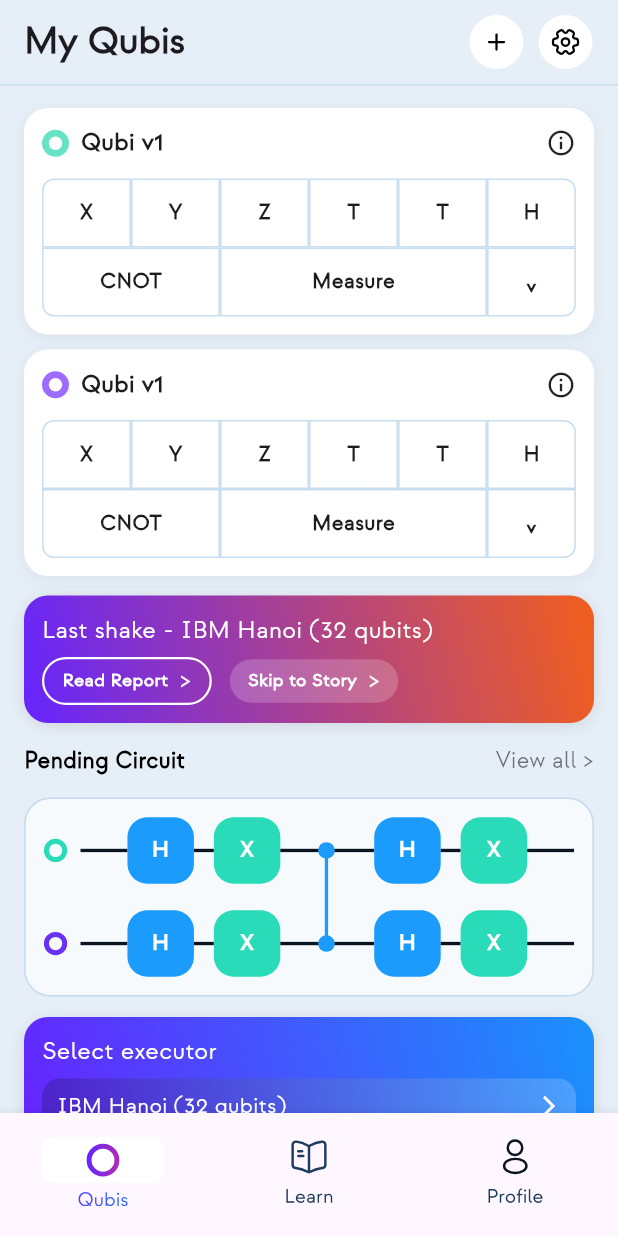
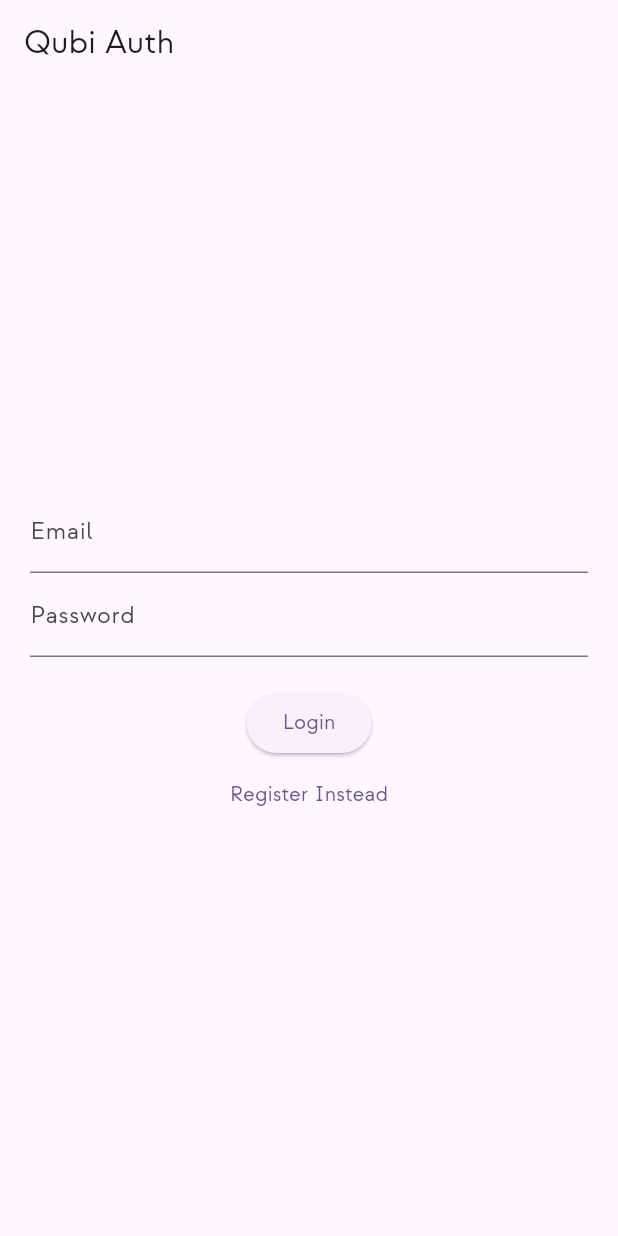
Before and after one commit to Qubi-App-Dev-Team/Qubi-Mobile-App, a Flutter app: the screen it shows after launch, on a phone screen of 412 x 824 dp. Run offline on Flutter 3.47's test engine with Material 3 defaults, Android fonts, the phone set to English and light mode, and no system bars; our stand-ins replace firebase_auth, firebase_core, flutter_svg; accounts and stored records are empty.

Commit message:
working on email/pass logins and fixing environment issues

```diff
--- /dev/null
+++ b/qubi_app/lib/auth.dart
@@ -0,0 +1,23 @@
+import 'package:firebase_auth/firebase_auth.dart';
+
+class Auth {
+  final FirebaseAuth _auth = FirebaseAuth.instance;
+
+  User? get currentUser => _auth.currentUser;
+
+  Stream<User?> get authStateChanges => _auth.authStateChanges();
+
+  Future<void> signInWithEmailAndPassword(
+      String email, String password) async {
+    await _auth.signInWithEmailAndPassword(email: email, password: password);
+  }
+
+  Future<void> createUserWithEmailAndPassword(
+      String email, String password) async {
+    await _auth.createUserWithEmailAndPassword(email: email, password: password);
+  }
+
+  Future<void> signOut() async {
+    await _auth.signOut();
+  }
+}
--- a/qubi_app/lib/main.dart
+++ b/qubi_app/lib/main.dart
@@ -1,7 +1,15 @@
 import 'package:flutter/material.dart';
 import 'components/nav_bar.dart'; // navigation bar
+import 'widget_tree.dart'; // widget tree for auth
+import 'package:firebase_core/firebase_core.dart'; // firebase core
+// import 'firebase_options.dart'; // firebase options
 
-void main() {
+Future<void> main() async {
+  WidgetsFlutterBinding.ensureInitialized();
+  await Firebase.initializeApp();
+  // await Firebase.initializeApp(
+  //   options: DefaultFirebaseOptions.currentPlatform,
+  // );
   runApp(const MyApp());
 }
 
@@ -24,7 +32,7 @@
           bodyMedium: TextStyle(fontFamily: 'Strawford'),
         ),
       ),
-      home: const NavBar(),
+      home: const WidgetTree(),
     );
   }
 }
--- a/qubi_app/lib/pages/home/home.dart
+++ b/qubi_app/lib/pages/home/home.dart
@@ -1,3 +1,5 @@
+import 'package:firebase_auth/firebase_auth.dart';
+import 'package:qubi_app/auth.dart';
 import 'package:flutter/material.dart';
 import 'package:flutter_svg/svg.dart';
 import 'package:qubi_app/pages/home/components/qubi_card.dart';
@@ -8,8 +10,24 @@
 class HomePage extends StatelessWidget {
   const HomePage({super.key});
 
+  Future<void> signOut() async {
+    await Auth().signOut();
+  }
+
+  Widget _userUid(User? user) {
+    return Text(user?.email ?? 'User email');
+  }
+
+  Widget _signOutButton() {
+    return ElevatedButton(
+      onPressed: signOut,
+      child: const Text('Sign out'),
+    );
+  }
+
   @override
   Widget build(BuildContext context) {
+    final User? user = Auth().currentUser;
     return Scaffold(
       backgroundColor: Color(0xFFE6EEF8),
       appBar: AppBar(
@@ -43,10 +61,12 @@
             SizedBox(
               height: 325,
               child: ListView(
-                children: const [
-                  QubiCard(title: "Qubi v1", qubiColor: Color(0xFF66E3C4)),
-                  QubiCard(title: "Qubi v1", qubiColor: Color(0xFF9D6CFF)),
-                  QubiCard(title: "Qubi v1", qubiColor: Colors.blue),
+                children: [
+                  _userUid(user),
+                  _signOutButton(),
+                  const QubiCard(title: "Qubi v1", qubiColor: Color(0xFF66E3C4)),
+                  const QubiCard(title: "Qubi v1", qubiColor: Color(0xFF9D6CFF)),
+                  const QubiCard(title: "Qubi v1", qubiColor: Colors.blue),
                 ],
               ),
             ),
--- /dev/null
+++ b/qubi_app/lib/pages/home/login.dart
@@ -0,0 +1,104 @@
+import 'package:flutter/material.dart';
+import 'package:firebase_auth/firebase_auth.dart';
+import 'package:qubi_app/auth.dart';
+
+class LoginPage extends StatefulWidget {
+  const LoginPage({Key? key}) : super(key: key);
+
+  @override
+  State<LoginPage> createState() => _LoginPageState();
+}
+
+class _LoginPageState extends State<LoginPage> {
+  String? errorMessage = '';
+  bool isLogin = true;
+
+  final TextEditingController _controllerEmail = TextEditingController();
+  final TextEditingController _controllerPassword = TextEditingController();
+
+
+  Future<void> signInWithEmailAndPassword() async {
+    try {
+      await Auth().signInWithEmailAndPassword(
+        _controllerEmail.text,
+        _controllerPassword.text,
+      );
+    } on FirebaseAuthException catch (e) {
+      setState(() {
+        errorMessage = e.message;
+      });
+    }
+  }
+
+  Future<void> createUserWithEmailAndPassword() async {
+    try {
+      await Auth().createUserWithEmailAndPassword(
+        _controllerEmail.text,
+        _controllerPassword.text,
+      );
+    } on FirebaseAuthException catch (e) {
+      setState(() {
+        errorMessage = e.message;
+      });
+    }
+  }
+
+  Widget _title() {
+    return const Text('Qubi Auth');
+  }
+
+  Widget _entryField(
+    String title, TextEditingController controller,
+  ) {
+    return TextField(
+      controller: controller,
+      decoration: InputDecoration(
+        labelText: title,
+      ),
+    );
+  }
+
+  Widget _errorMessage() {
+    return Text(errorMessage == '' ? '' : 'Humm ? $errorMessage');
+  }
+
+  Widget _submitButton() {
+    return ElevatedButton(
+      onPressed: isLogin ? signInWithEmailAndPassword : createUserWithEmailAndPassword,
+      child: Text(isLogin ? 'Login' : 'Register'),
+    );
+  }
+
+  Widget _loginOrRegisterButton() {
+    return TextButton(
+      onPressed: () {
+        setState(() {
+          isLogin = !isLogin;
+        });
+      },
+      child: Text(isLogin ? 'Register Instead' : 'Login Instead'),
+    );
+  }
+
+  @override
+  Widget build(BuildContext context) {
+    return Scaffold(appBar: AppBar(title: _title()),
+      body: Container(
+        height: double.infinity,
+        width: double.infinity,
+        padding: const EdgeInsets.all(20),
+        child: Column(
+          crossAxisAlignment: CrossAxisAlignment.center,
+          mainAxisAlignment: MainAxisAlignment.center,
+          children: <Widget>[
+            _entryField('Email', _controllerEmail),
+            _entryField('Password', _controllerPassword),
+            _errorMessage(),
+            _submitButton(),
+            _loginOrRegisterButton(),
+          ],
+        ),
+      ),
+    );
+  }
+}
--- /dev/null
+++ b/qubi_app/lib/widget_tree.dart
@@ -0,0 +1,33 @@
+import 'package:firebase_auth/firebase_auth.dart';
+import 'package:flutter/material.dart';
+import 'package:qubi_app/auth.dart';
+import 'package:qubi_app/pages/home/login.dart';
+import 'package:qubi_app/pages/home/home.dart';
+
+class WidgetTree extends StatefulWidget {
+  const WidgetTree ({Key? key}) : super(key: key);
+
+  @override
+  State<WidgetTree> createState() => _WidgetTreeState();
+}
+
+class _WidgetTreeState extends State<WidgetTree> {
+  @override
+  Widget build(BuildContext context) {
+    return StreamBuilder<User?>(
+      stream: Auth().authStateChanges,
+      builder: (context, snapshot) {
+        if (snapshot.connectionState == ConnectionState.active) {
+          final User? user = snapshot.data;
+          return user == null ? const LoginPage() : const HomePage();
+        } else {
+          return const Scaffold(
+            body: Center(
+              child: CircularProgressIndicator(),
+            ),
+          );
+        }
+      },
+    );
+  }
+}
--- a/qubi_app/pubspec.yaml
+++ b/qubi_app/pubspec.yaml
@@ -12,6 +12,8 @@
     sdk: flutter
   flutter_svg: ^2.2.1
   cupertino_icons: ^1.0.8
+  firebase_core: ^4.2.0
+  firebase_auth: ^6.1.1
 
 dev_dependencies:
   flutter_test:
```
Also changed, not shown: qubi_app/pubspec.lock, 7 other files.
